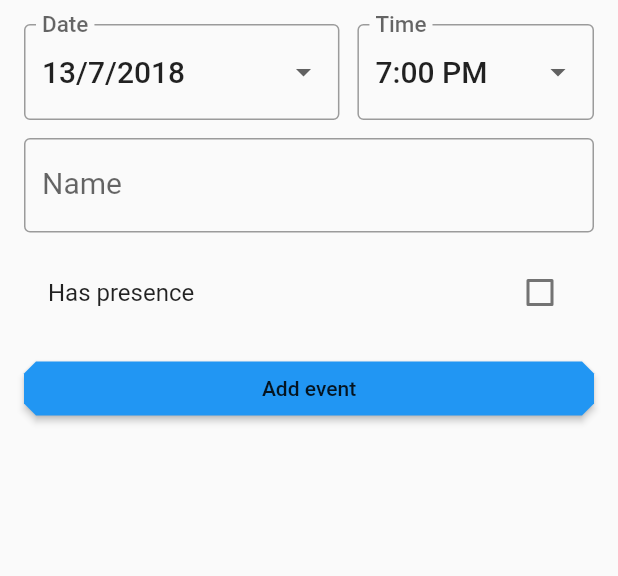
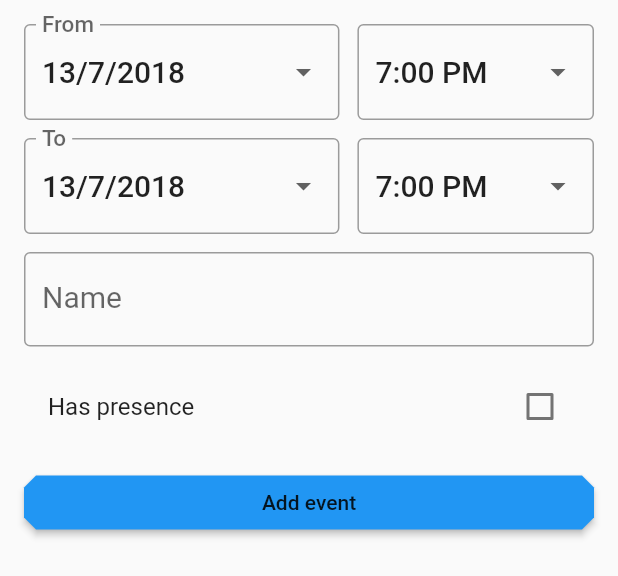
Before and after one commit to FellowshipOfTheGame/flutter_fog, a Flutter app: the AddEvent widget shown alone on an empty page, opened directly, after a tap on "Add event", on a phone screen of 412 x 824 dp. Shown: the top 576 px of the screen. Run offline on Flutter 3.47's test engine with Material 2 defaults, Android fonts, the phone set to English and light mode, and no system bars; our stand-ins replace cloud_firestore, firebase_auth, google_sign_in, qr_flutter; missing offline and left inert: qr_reader; accounts and stored records are empty.

Commit message:
Crud Event

```diff
--- a/lib/tabs/events.dart
+++ b/lib/tabs/events.dart
@@ -1,10 +1,12 @@
 import 'dart:async';
 
 import 'package:cloud_firestore/cloud_firestore.dart';
+import 'package:firebase_auth/firebase_auth.dart';
 import 'package:flutter/material.dart';
 import 'package:qr_reader/qr_reader.dart';
 
-final _db = Firestore.instance;
+final FirebaseAuth _auth = FirebaseAuth.instance;
+final Firestore _db = Firestore.instance;
 
 String weekdayByNumber(int day) {
   if (day == DateTime.monday) {
@@ -26,6 +28,35 @@ String weekdayByNumber(int day) {
   }
 }
 
+String formatTime(DateTime from, DateTime to) {
+  String _fromh;
+  String _fromm;
+  String _toh;
+  String _tom;
+
+  if (from.minute < 10)
+    _fromm = "0${from.minute}";
+  else
+    _fromm = "${from.minute}";
+
+  if (to.minute < 10)
+    _tom = "0${to.minute}";
+  else
+    _tom = "${to.minute}";
+
+  if (from.hour < 10)
+    _fromh = "0${from.hour}";
+  else
+    _fromh = "${from.hour}";
+
+  if (to.hour < 10)
+    _toh = "0${to.hour}";
+  else
+    _toh = "${to.hour}";
+
+  return "$_fromh:$_fromm - $_toh:$_tom";
+}
+
 Widget _buildListItem(BuildContext context, DocumentSnapshot document) {
   return Row(
     key: Key(document.documentID),
@@ -37,11 +68,11 @@ Widget _buildListItem(BuildContext context, DocumentSnapshot document) {
           mainAxisAlignment: MainAxisAlignment.center,
           children: <Widget>[
             Text(
-              "${document['date'].day}/${document['date'].month}",
+              "${document['from'].day}/${document['from'].month}",
               style: Theme.of(context).textTheme.subhead,
             ),
             Text(
-              weekdayByNumber(document['date'].weekday),
+              weekdayByNumber(document['from'].weekday),
               style: Theme.of(context).textTheme.body1,
             ),
           ],
@@ -49,23 +80,33 @@ Widget _buildListItem(BuildContext context, DocumentSnapshot document) {
       ),
       Expanded(
         flex: 5,
-        child: StreamBuilder(
+        child: FutureBuilder(
+            future: _auth.currentUser(),
+            builder: (ucontext, usnapshot) {
+              if (!usnapshot.hasData) {
+                return Center(
+                  child: CircularProgressIndicator(),
+                );
+              }
+              DocumentReference _ref =
+                  _db.collection("members").document(usnapshot.data.uid);
+              return StreamBuilder(
                 stream: _db
-              .collection("presence")
+                    .collection("presences")
                     .where("event", isEqualTo: document.reference)
+                    .where("member", isEqualTo: _ref)
                     .snapshots(),
-          builder: (context, snapshot) {
-            if (!snapshot.hasData)
-              return Container();
-            else if (snapshot.data.documents.length == 0)
+                builder: (pcontext, psnapshot) {
+                  if (!psnapshot.hasData) {
+                    return Center(
+                      child: CircularProgressIndicator(),
+                    );
+                  } else if (!document['haspresence'])
                     return Card(
-                child: Column(
-                  mainAxisSize: MainAxisSize.min,
-                  children: <Widget>[
-                    ListTile(
-                      title: Center(child: Text(document['name'])),
-                    ),
-                  ],
+                      child: ListTile(
+                        title: Text(document['name']),
+                        subtitle:
+                            Text(formatTime(document['from'], document['to'])),
                       ),
                     );
                   return FlatButton(
@@ -78,33 +119,31 @@ Widget _buildListItem(BuildContext context, DocumentSnapshot document) {
                           .setHandlePermissions(true)
                           .setExecuteAfterPermissionGranted(true)
                           .scan();
-                print(barcode);
-                print(document.documentID);
-                print(document.data['went']);
                       if (barcode == document.documentID &&
-                    (document.data['went'] == null || !document.data['went'])) {
+                          (psnapshot.data.documents[0]['went'] == null ||
+                              !psnapshot.data.documents[0]['went'])) {
                         Firestore.instance.runTransaction((transaction) async {
                           DocumentSnapshot meeting =
-                        await transaction.get(document.reference);
-                    await transaction.update(meeting.reference, {'went': true});
+                              await transaction.get(psnapshot.data.reference);
+                          await transaction
+                              .update(meeting.reference, {'went': true});
                         });
                       }
                     },
                     child: Card(
-                color:
-                    document.data['went'] == true ? Colors.green : Colors.red,
-                child: Column(
-                  mainAxisSize: MainAxisSize.min,
-                  children: <Widget>[
-                    ListTile(
-                      title: Center(child: Text(document['name'])),
-                    ),
-                  ],
+                      color: psnapshot.data.documents[0]['went']
+                          ? Colors.green
+                          : Colors.red,
+                      child: ListTile(
+                        title: Text(document['name']),
+                        subtitle:
+                            Text(formatTime(document['from'], document['to'])),
                       ),
                     ),
                   );
                 },
-        ),
+              );
+            }),
       )
     ],
   );
@@ -114,7 +153,7 @@ class AttendanceWidget extends StatelessWidget {
   @override
   Widget build(BuildContext context) {
     return StreamBuilder(
-      stream: _db.collection("events").orderBy("date").snapshots(),
+      stream: _db.collection("events").orderBy("from").snapshots(),
       builder: (context, snapshot) {
         if (!snapshot.hasData)
           return Center(child: CircularProgressIndicator());
@@ -247,7 +286,9 @@ class AddEvent extends StatefulWidget {
 
 class _AddEvent extends State<AddEvent> {
   DateTime _fromDate = DateTime.now();
+  DateTime _toDate = DateTime.now();
   TimeOfDay _fromTime = const TimeOfDay(hour: 19, minute: 00);
+  TimeOfDay _toTime = const TimeOfDay(hour: 19, minute: 00);
   bool myvalue = false;
   final _nameController = TextEditingController();
   CollectionReference get events => _db.collection('events');
@@ -255,10 +296,11 @@ class _AddEvent extends State<AddEvent> {
   CollectionReference get presences => _db.collection('presences');
 
   Future<DocumentReference> _addEvent(
-      DateTime date, String name, bool haspresence) async {
+      DateTime from, DateTime to, String name, bool haspresence) async {
     final DocumentReference document = events.document();
     document.setData(<String, dynamic>{
-      'date': date,
+      'from': from,
+      'to': to,
       'name': name,
       'haspresence': haspresence,
     });
@@ -299,8 +341,7 @@ class _AddEvent extends State<AddEvent> {
       padding: const EdgeInsets.all(16.0),
       children: <Widget>[
         _DateTimePicker(
-          labelTextDate: 'Date',
-          labelTextTime: 'Time',
+          labelTextDate: 'From',
           selectedDate: _fromDate,
           selectedTime: _fromTime,
           selectDate: (DateTime date) {
@@ -311,6 +352,22 @@ class _AddEvent extends State<AddEvent> {
           selectTime: (TimeOfDay time) {
             setState(() {
               _fromTime = time;
+            });
+          },
+        ),
+        const SizedBox(height: 12.0),
+        _DateTimePicker(
+          labelTextDate: 'To',
+          selectedDate: _toDate,
+          selectedTime: _toTime,
+          selectDate: (DateTime date) {
+            setState(() {
+              _toDate = date;
+            });
+          },
+          selectTime: (TimeOfDay time) {
+            setState(() {
+              _toTime = time;
             });
           },
         ),
@@ -337,15 +394,52 @@ class _AddEvent extends State<AddEvent> {
         RaisedButton(
           child: Text("Add event"),
           onPressed: () async {
-            DateTime date = DateTime(_fromDate.year, _fromDate.month,
+            DateTime from = DateTime(_fromDate.year, _fromDate.month,
                 _fromDate.day, _fromTime.hour, _fromTime.minute);
+            DateTime to = DateTime(_toDate.year, _toDate.month, _toDate.day,
+                _toTime.hour, _toTime.minute);
+
+            if (from.day == to.day &&
+                from.month == to.month &&
+                from.year == to.year) {
               DocumentReference _event =
-                await _addEvent(date, _nameController.text, myvalue);
+                  await _addEvent(from, to, _nameController.text, myvalue);
+
+              if (myvalue) _addPresences(_event);
+            } else {
+              DocumentReference _event = await _addEvent(
+                  from,
+                  DateTime(_fromDate.year, _fromDate.month, _fromDate.day, 23,
+                      59, 59),
+                  _nameController.text,
+                  myvalue);
+
+              if (myvalue) _addPresences(_event);
+
+              for (var i = from.year; i <= to.year; i++) {
+                for (var j = from.month; j <= to.month; j++) {
+                  for (var k = from.day + 1; k < to.day; k++) {
+                    _event = await _addEvent(
+                        DateTime(i, j, k, 0, 0),
+                        DateTime(i, j, k, 23, 59, 59),
+                        _nameController.text,
+                        myvalue);
+
+                    if (myvalue) _addPresences(_event);
+                  }
+                }
+              }
+
+              _event = await _addEvent(
+                  DateTime(_toDate.year, _toDate.month, _toDate.day, 0, 0),
+                  to,
+                  _nameController.text,
+                  myvalue);
+
+              if (myvalue) _addPresences(_event);
+            }
+
             _nameController.clear();
-
-            print(_event);
-            _addPresences(_event);
-
             setState(() {
               myvalue = false;
             });
```
Lines whose indentation alone changed are shown as unchanged.
